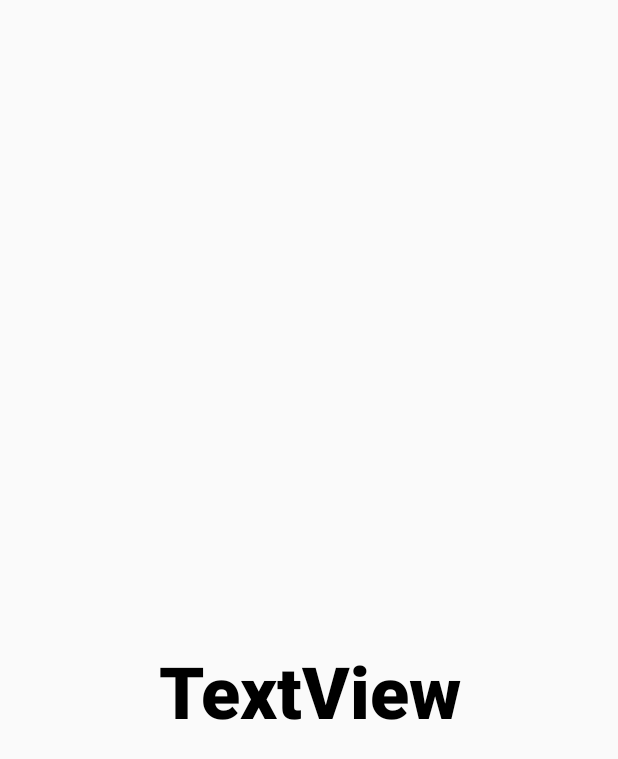
After one commit to Caeles12/ProjMob, an Android app built with Jetpack Compose: the layout fishinggame.xml on its own in the app's theme, with its tools: preview values and no code run, on a phone screen of 412 x 824 dp. The commit adds this screen. Shown: the top 759 px of the screen. Run offline under Robolectric (Android 15) with nearby library versions, the phone set to English and light mode, and no system bars.

Commit message:
Fishing minigame
Co-Authored-By: Fanny Shehabi <133744318+feesh8@users.noreply.github.com>

```diff
--- a/app/build.gradle.kts
+++ b/app/build.gradle.kts
@@ -62,6 +62,7 @@ dependencies {
     implementation(platform("androidx.compose:compose-bom:2023.08.00"))
     implementation(platform("androidx.compose:compose-bom:2023.08.00"))
     implementation(platform("androidx.compose:compose-bom:2023.08.00"))
+    implementation(platform("androidx.compose:compose-bom:2023.08.00"))
     testImplementation("junit:junit:4.13.2")
     androidTestImplementation("androidx.test.ext:junit:1.1.5")
     androidTestImplementation("androidx.test.espresso:espresso-core:3.5.1")
@@ -70,6 +71,7 @@ dependencies {
     androidTestImplementation(platform("androidx.compose:compose-bom:2023.08.00"))
     androidTestImplementation(platform("androidx.compose:compose-bom:2023.08.00"))
     androidTestImplementation(platform("androidx.compose:compose-bom:2023.08.00"))
+    androidTestImplementation(platform("androidx.compose:compose-bom:2023.08.00"))
     debugImplementation("androidx.compose.ui:ui-tooling")
     debugImplementation("androidx.compose.ui:ui-test-manifest")
 }
--- a/app/src/main/java/com/example/projmob/ui/theme/ui/theme/Color.kt
+++ b/app/src/main/java/com/example/projmob/minigame/ui/theme/Color.kt
@@ -1,4 +1,4 @@
-package com.example.projmob.ui.theme.ui.theme
+package com.example.projmob.minigame.ui.theme
 
 import androidx.compose.ui.graphics.Color
 
--- a/app/src/main/java/com/example/projmob/ui/theme/ui/theme/Theme.kt
+++ b/app/src/main/java/com/example/projmob/minigame/ui/theme/Theme.kt
@@ -1,4 +1,4 @@
-package com.example.projmob.ui.theme.ui.theme
+package com.example.projmob.minigame.ui.theme
 
 import android.app.Activity
 import android.os.Build
--- a/app/src/main/java/com/example/projmob/ui/theme/ui/theme/Type.kt
+++ b/app/src/main/java/com/example/projmob/minigame/ui/theme/Type.kt
@@ -1,4 +1,4 @@
-package com.example.projmob.ui.theme.ui.theme
+package com.example.projmob.minigame.ui.theme
 
 import androidx.compose.material3.Typography
 import androidx.compose.ui.text.TextStyle
--- /dev/null
+++ b/app/src/main/res/layout/fishinggame.xml
@@ -0,0 +1,38 @@
+<?xml version="1.0" encoding="utf-8"?>
+<LinearLayout xmlns:android="http://schemas.android.com/apk/res/android"
+    android:orientation="vertical"
+    android:layout_width="match_parent"
+    android:layout_height="match_parent">
+
+    <TextView
+        android:id="@+id/fishinggametimer"
+        android:layout_width="match_parent"
+        android:layout_height="wrap_content"
+        android:textAlignment="center"
+        android:textColor="#000000"
+        android:textSize="48sp"
+        android:textStyle="bold">
+    </TextView>
+    <TextView
+        android:id="@+id/fishinggamescore"
+        android:layout_width="match_parent"
+        android:layout_height="wrap_content"
+        android:textAlignment="center"
+        android:textColor="#000000"
+        android:textSize="24sp"
+        android:textStyle="bold">
+    </TextView>
+
+    <TextView
+        android:id="@+id/fishinggamemessage"
+        android:layout_width="match_parent"
+        android:layout_height="match_parent"
+        android:layout_weight="1"
+        android:fontFamily="sans-serif-black"
+        android:gravity="center"
+        android:text="TextView"
+        android:textColor="#000000"
+        android:textSize="48sp"
+        android:textStyle="bold" />
+
+</LinearLayout>
--- a/app/src/main/res/layout/homescreen.xml
+++ b/app/src/main/res/layout/homescreen.xml
@@ -14,4 +14,10 @@
         android:layout_height="wrap_content"
         android:text="@string/server">
     </Button>
+    <Button
+        android:id="@+id/startfishing"
+        android:layout_width="wrap_content"
+        android:layout_height="wrap_content"
+        android:text="@string/fishing">
+    </Button>
 </LinearLayout>
--- a/app/src/main/res/values/strings.xml
+++ b/app/src/main/res/values/strings.xml
@@ -6,5 +6,7 @@
     <string name="client">Client</string>
     <string name="server">Server</string>
     <string name="send">Send</string>
+    <string name="title_activity_fishing">Fishing</string>
+    <string name="fishing">Fishing</string>
 
 </resources>
```
Also changed, not shown: app/src/main/AndroidManifest.xml (+8 -1 lines), app/src/main/java/com/example/projmob/MainActivity.kt (+8 -0 lines), app/src/main/java/com/example/projmob/minigame/Fishing.kt (added, +323 -0 lines).
